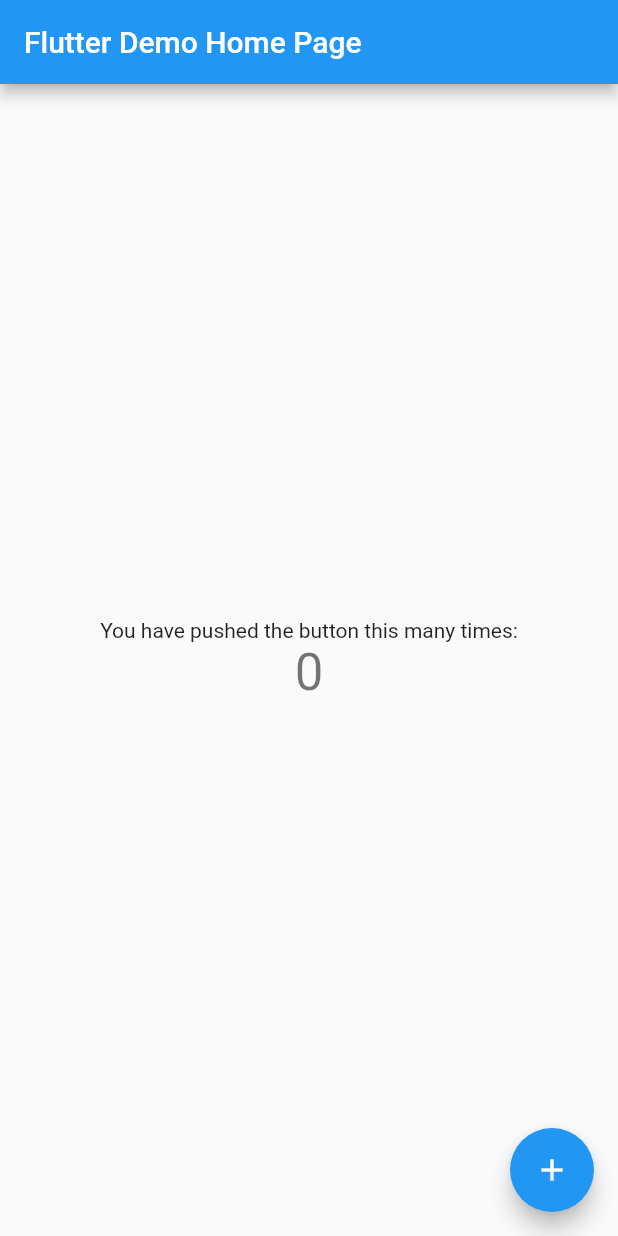
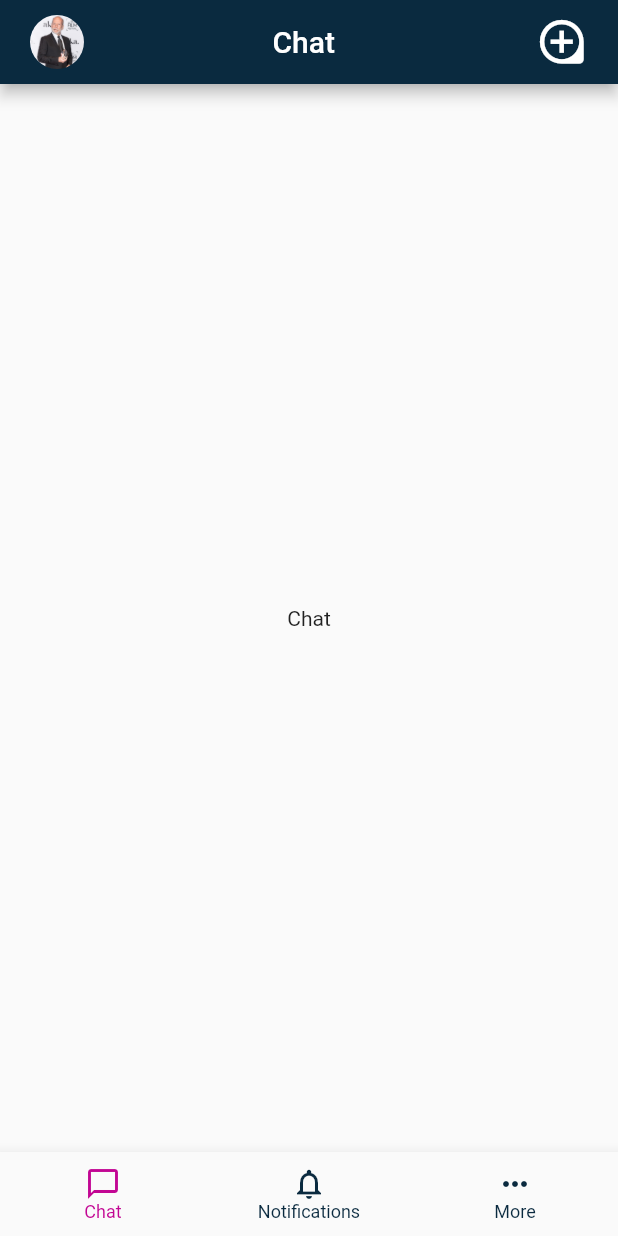
Before and after one commit to Viacheslav12345/chat_screen, a Flutter app: the screen it shows after launch, on a phone screen of 412 x 824 dp. Run offline on Flutter 3.47's test engine with Material 2 defaults, Android fonts, the phone set to English and light mode, and no system bars.

Commit message:
Created header and footer

```diff
--- a/lib/main.dart
+++ b/lib/main.dart
@@ -6,41 +6,40 @@ void main() {
 
 class MyApp extends StatelessWidget {
   const MyApp({super.key});
-
-  // This widget is the root of your application.
   @override
   Widget build(BuildContext context) {
     return MaterialApp(
-      title: 'Flutter Demo',
+      title: 'Chat',
       theme: ThemeData(
-        // This is the theme of your application.
-        //
-        // Try running your application with "flutter run". You'll see the
-        // application has a blue toolbar. Then, without quitting the app, try
-        // changing the primarySwatch below to Colors.green and then invoke
-        // "hot reload" (press "r" in the console where you ran "flutter run",
-        // or simply save your changes to "hot reload" in a Flutter IDE).
-        // Notice that the counter didn't reset back to zero; the application
-        // is not restarted.
-        primarySwatch: Colors.blue,
+        primarySwatch: const MaterialColor(
+          0xFF0A2A3F,
+          <int, Color>{
+            50: Color.fromRGBO(10, 42, 63, 0),
+            100: Color.fromRGBO(10, 42, 63, 0),
+            200: Color.fromRGBO(10, 42, 63, 0),
+            300: Color.fromRGBO(10, 42, 63, 0),
+            400: Color.fromRGBO(10, 42, 63, 0),
+            500: Color.fromRGBO(10, 42, 63, 0),
+            600: Color.fromRGBO(10, 42, 63, 0),
+            700: Color.fromRGBO(10, 42, 63, 0),
+            800: Color.fromRGBO(10, 42, 63, 0),
+            900: Color.fromRGBO(10, 42, 63, 0),
+          },
+        ),
+        bottomNavigationBarTheme: const BottomNavigationBarThemeData(
+          selectedItemColor: Color.fromARGB(255, 194, 6, 147),
+          unselectedItemColor: Color(0xFF0A2A3F),
+          selectedLabelStyle: TextStyle(fontSize: 12),
+          unselectedLabelStyle: TextStyle(fontSize: 12),
+        ),
       ),
-      home: const MyHomePage(title: 'Flutter Demo Home Page'),
+      home: const MyHomePage(title: 'Chat'),
     );
   }
 }
 
 class MyHomePage extends StatefulWidget {
   const MyHomePage({super.key, required this.title});
-
-  // This widget is the home page of your application. It is stateful, meaning
-  // that it has a State object (defined below) that contains fields that affect
-  // how it looks.
-
-  // This class is the configuration for the state. It holds the values (in this
-  // case the title) provided by the parent (in this case the App widget) and
-  // used by the build method of the State. Fields in a Widget subclass are
-  // always marked "final".
-
   final String title;
 
   @override
@@ -48,68 +47,69 @@ class MyHomePage extends StatefulWidget {
 }
 
 class _MyHomePageState extends State<MyHomePage> {
-  int _counter = 0;
-
-  void _incrementCounter() {
-    setState(() {
-      // This call to setState tells the Flutter framework that something has
-      // changed in this State, which causes it to rerun the build method below
-      // so that the display can reflect the updated values. If we changed
-      // _counter without calling setState(), then the build method would not be
-      // called again, and so nothing would appear to happen.
-      _counter++;
-    });
-  }
-
   @override
   Widget build(BuildContext context) {
-    // This method is rerun every time setState is called, for instance as done
-    // by the _incrementCounter method above.
-    //
-    // The Flutter framework has been optimized to make rerunning build methods
-    // fast, so that you can just rebuild anything that needs updating rather
-    // than having to individually change instances of widgets.
     return Scaffold(
       appBar: AppBar(
-        // Here we take the value from the MyHomePage object that was created by
-        // the App.build method, and use it to set our appbar title.
-        title: Text(widget.title),
-      ),
-      body: Center(
-        // Center is a layout widget. It takes a single child and positions it
-        // in the middle of the parent.
-        child: Column(
-          // Column is also a layout widget. It takes a list of children and
-          // arranges them vertically. By default, it sizes itself to fit its
-          // children horizontally, and tries to be as tall as its parent.
-          //
-          // Invoke "debug painting" (press "p" in the console, choose the
-          // "Toggle Debug Paint" action from the Flutter Inspector in Android
-          // Studio, or the "Toggle Debug Paint" command in Visual Studio Code)
-          // to see the wireframe for each widget.
-          //
-          // Column has various properties to control how it sizes itself and
-          // how it positions its children. Here we use mainAxisAlignment to
-          // center the children vertically; the main axis here is the vertical
-          // axis because Columns are vertical (the cross axis would be
-          // horizontal).
-          mainAxisAlignment: MainAxisAlignment.center,
-          children: <Widget>[
-            const Text(
-              'You have pushed the button this many times:',
+          leading: Padding(
+            padding: const EdgeInsets.only(left: 20, bottom: 10, top: 10),
+            child: Container(
+              width: 20,
+              height: 20,
+              decoration: BoxDecoration(
+                borderRadius: BorderRadius.circular(20),
+                image: DecorationImage(
+                    image: Image.asset('assets/images/b_uil.jpg').image,
+                    alignment: Alignment.topCenter,
+                    fit: BoxFit.cover),
+              ),
             ),
-            Text(
-              '$_counter',
-              style: Theme.of(context).textTheme.headline4,
+          ),
+          title: Center(child: Text(widget.title)),
+          actions: [
+            Padding(
+              padding: const EdgeInsets.only(right: 15),
+              child: IconButton(
+                  onPressed: () {},
+                  icon: const Icon(
+                    Icons.loupe_outlined,
+                    size: 35,
+                  )),
+            )
+          ]),
+      bottomNavigationBar: MediaQuery(
+        data: const MediaQueryData(
+            padding: EdgeInsets.only(bottom: 20) // here is the padding
+            ),
+        child: BottomNavigationBar(
+          currentIndex: 0,
+          items: const [
+            BottomNavigationBarItem(
+              icon: Icon(Icons.chat_bubble_outline_outlined),
+              label: 'Chat',
+            ),
+            BottomNavigationBarItem(
+              icon: Icon(Icons.notifications_outlined),
+              label: 'Notifications',
+            ),
+            BottomNavigationBarItem(
+              icon: Icon(Icons.more_horiz),
+              label: 'More',
             ),
           ],
+          onTap: ((value) {}),
         ),
       ),
-      floatingActionButton: FloatingActionButton(
-        onPressed: _incrementCounter,
-        tooltip: 'Increment',
-        child: const Icon(Icons.add),
-      ), // This trailing comma makes auto-formatting nicer for build methods.
+      body: Column(
+        mainAxisAlignment: MainAxisAlignment.center,
+        children: const <Widget>[
+          Center(
+            child: Text(
+              'Chat',
+            ),
+          ),
+        ],
+      ),
     );
   }
 }
```
Also changed, not shown: pubspec.yaml (+7 -3 lines), assets/images/b_kuper.jpg (added), assets/images/b_uil.jpg (added), assets/images/d_mur.jpg (added), assets/images/k_elect.jpeg (added), assets/images/n_portm.jpeg (added).
